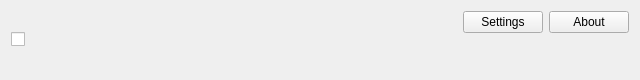
The window that v2/branches/dev/monkey/src/pluginsmanager/ui/UIPluginsSettingsElement.ui (testmana2/mks) describes before a commit, drawn with Qt 5.
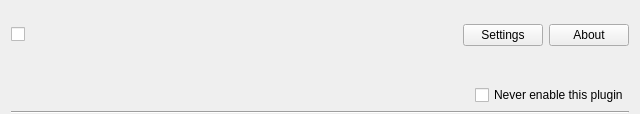
The same window after the commit. Icons and pictures are not drawn.

Commit message: Rework little elements, add a new check box that inform the ide that a plugin must never be enabled

```diff
--- a/v2/branches/dev/monkey/src/pluginsmanager/ui/UIPluginsSettingsElement.ui
+++ b/v2/branches/dev/monkey/src/pluginsmanager/ui/UIPluginsSettingsElement.ui
@@ -6,37 +6,70 @@
     <x>0</x>
     <y>0</y>
     <width>640</width>
-    <height>80</height>
+    <height>110</height>
    </rect>
   </property>
   <property name="windowTitle" >
    <string>Plugins Settings Element</string>
   </property>
   <layout class="QGridLayout" name="gridLayout" >
-   <item rowspan="2" row="0" column="1" >
+   <property name="bottomMargin" >
+    <number>0</number>
+   </property>
+   <item row="0" column="0" colspan="2" >
+    <layout class="QHBoxLayout" name="horizontalLayout_2" >
+     <item>
+      <widget class="QCheckBox" name="cbEnabled" >
+       <property name="toolTip" >
+        <string>Check this to enable/disable the plugin</string>
+       </property>
+      </widget>
+     </item>
+     <item>
     <widget class="QLabel" name="lIcon" >
-     <property name="sizePolicy" >
-      <sizepolicy vsizetype="Preferred" hsizetype="Maximum" >
-       <horstretch>0</horstretch>
-       <verstretch>0</verstretch>
-      </sizepolicy>
+       <property name="minimumSize" >
+        <size>
+         <width>48</width>
+         <height>48</height>
+        </size>
+       </property>
+       <property name="maximumSize" >
+        <size>
+         <width>48</width>
+         <height>48</height>
+        </size>
+       </property>
+       <property name="scaledContents" >
+        <bool>false</bool>
      </property>
      <property name="alignment" >
       <set>Qt::AlignCenter</set>
      </property>
     </widget>
    </item>
-   <item row="0" column="2" >
+     <item>
     <widget class="QLabel" name="lTitle" >
+       <property name="sizePolicy" >
+        <sizepolicy vsizetype="Maximum" hsizetype="Expanding" >
+         <horstretch>0</horstretch>
+         <verstretch>0</verstretch>
+        </sizepolicy>
+       </property>
      <property name="font" >
       <font>
        <weight>75</weight>
        <bold>true</bold>
       </font>
      </property>
-    </widget>
-   </item>
-   <item row="0" column="3" >
+       <property name="wordWrap" >
+        <bool>true</bool>
+       </property>
+       <property name="indent" >
+        <number>10</number>
+       </property>
+      </widget>
+     </item>
+     <item>
     <widget class="QPushButton" name="pbSettings" >
      <property name="sizePolicy" >
       <sizepolicy vsizetype="Fixed" hsizetype="Maximum" >
@@ -53,7 +86,7 @@
      </property>
     </widget>
    </item>
-   <item row="0" column="4" >
+     <item>
     <widget class="QPushButton" name="pbAbout" >
      <property name="sizePolicy" >
       <sizepolicy vsizetype="Fixed" hsizetype="Maximum" >
@@ -70,29 +103,54 @@
      </property>
     </widget>
    </item>
-   <item rowspan="2" row="0" column="0" >
-    <widget class="QCheckBox" name="cbEnabled" >
-     <property name="sizePolicy" >
-      <sizepolicy vsizetype="Fixed" hsizetype="Maximum" >
-       <horstretch>0</horstretch>
-       <verstretch>0</verstretch>
-      </sizepolicy>
-     </property>
-     <property name="text" >
-      <string/>
-     </property>
-    </widget>
+    </layout>
    </item>
-   <item row="1" column="2" colspan="3" >
+   <item row="1" column="0" colspan="2" >
     <widget class="QLabel" name="lDescription" >
-     <property name="alignment" >
-      <set>Qt::AlignBottom|Qt::AlignLeading|Qt::AlignLeft</set>
+     <property name="sizePolicy" >
+      <sizepolicy vsizetype="Maximum" hsizetype="Expanding" >
+       <horstretch>0</horstretch>
+       <verstretch>0</verstretch>
+      </sizepolicy>
      </property>
      <property name="wordWrap" >
       <bool>true</bool>
      </property>
     </widget>
    </item>
+   <item row="2" column="0" >
+    <spacer name="horizontalSpacer" >
+     <property name="orientation" >
+      <enum>Qt::Horizontal</enum>
+     </property>
+     <property name="sizeHint" stdset="0" >
+      <size>
+       <width>40</width>
+       <height>20</height>
+      </size>
+     </property>
+    </spacer>
+   </item>
+   <item row="2" column="1" >
+    <widget class="QCheckBox" name="cbNeverEnable" >
+     <property name="toolTip" >
+      <string>Check this for forcing the plugin to never be activated</string>
+     </property>
+     <property name="text" >
+      <string>Never enable this plugin</string>
+     </property>
+    </widget>
+   </item>
+   <item row="3" column="0" colspan="2" >
+    <widget class="QFrame" name="frame" >
+     <property name="frameShape" >
+      <enum>QFrame::HLine</enum>
+     </property>
+     <property name="frameShadow" >
+      <enum>QFrame::Sunken</enum>
+     </property>
+    </widget>
+   </item>
   </layout>
  </widget>
  <resources>
```
Lines whose indentation alone changed are shown as unchanged. The commit also changes 2 other files.
